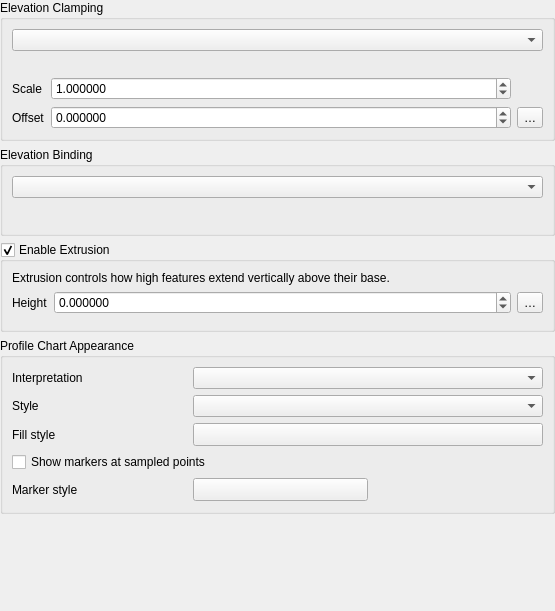
Before: the Qt Designer form src/ui/qgsvectorelevationpropertieswidgetbase.ui in carsmie/QGIS, drawn with Qt 5.
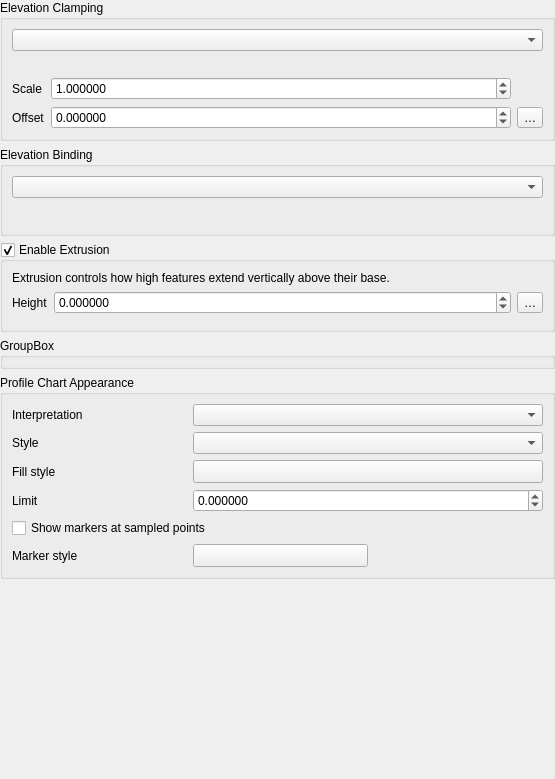
After: the same form once the commit is applied. The open tabs and pages were chosen to show the change. Custom widgets are drawn as their Qt base class.

Commit message:
Add option to limit the extent of "fill above" and "fill below" elevation ranges for a layer in elevation profile plots
Fixes #51010

Patch:
```diff
--- a/src/ui/qgsvectorelevationpropertieswidgetbase.ui
+++ b/src/ui/qgsvectorelevationpropertieswidgetbase.ui
@@ -7,7 +7,7 @@
     <x>0</x>
     <y>0</y>
     <width>555</width>
-    <height>611</height>
+    <height>779</height>
    </rect>
   </property>
   <property name="windowTitle">
@@ -210,6 +210,13 @@
      </layout>
     </widget>
    </item>
+   <item>
+    <widget class="QGroupBox" name="groupBox_2">
+     <property name="title">
+      <string>GroupBox</string>
+     </property>
+    </widget>
+   </item>
    <item>
     <widget class="QGroupBox" name="groupBox">
      <property name="title">
@@ -412,10 +419,10 @@
               <property name="bottomMargin">
                <number>0</number>
               </property>
-              <item row="0" column="0">
-               <widget class="QLabel" name="label_10">
+              <item row="1" column="0">
+               <widget class="QLabel" name="label_14">
                 <property name="text">
-                 <string>Fill style</string>
+                 <string>Limit</string>
                 </property>
                </widget>
               </item>
@@ -432,6 +439,26 @@
                 </property>
                </widget>
               </item>
+              <item row="1" column="1">
+               <widget class="QgsDoubleSpinBox" name="mElevationLimitSpinBox">
+                <property name="decimals">
+                 <number>6</number>
+                </property>
+                <property name="minimum">
+                 <double>-99999.000000000000000</double>
+                </property>
+                <property name="maximum">
+                 <double>99999.000000000000000</double>
+                </property>
+               </widget>
+              </item>
+              <item row="0" column="0">
+               <widget class="QLabel" name="label_10">
+                <property name="text">
+                 <string>Fill style</string>
+                </property>
+               </widget>
+              </item>
              </layout>
             </widget>
            </widget>
```
Left out of the diff: 8 changed lines with no effect on the pictures. The commit also changes 25 other files.
